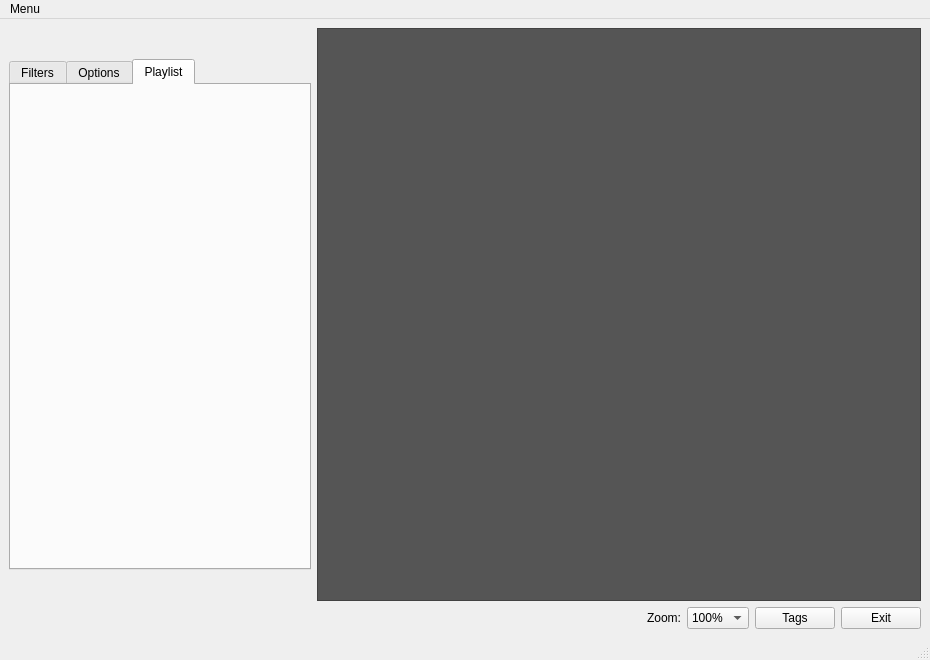
Old version of the form trunk/src/MainWindow_beta.ui in the repository andrecaribe/yamo2a.
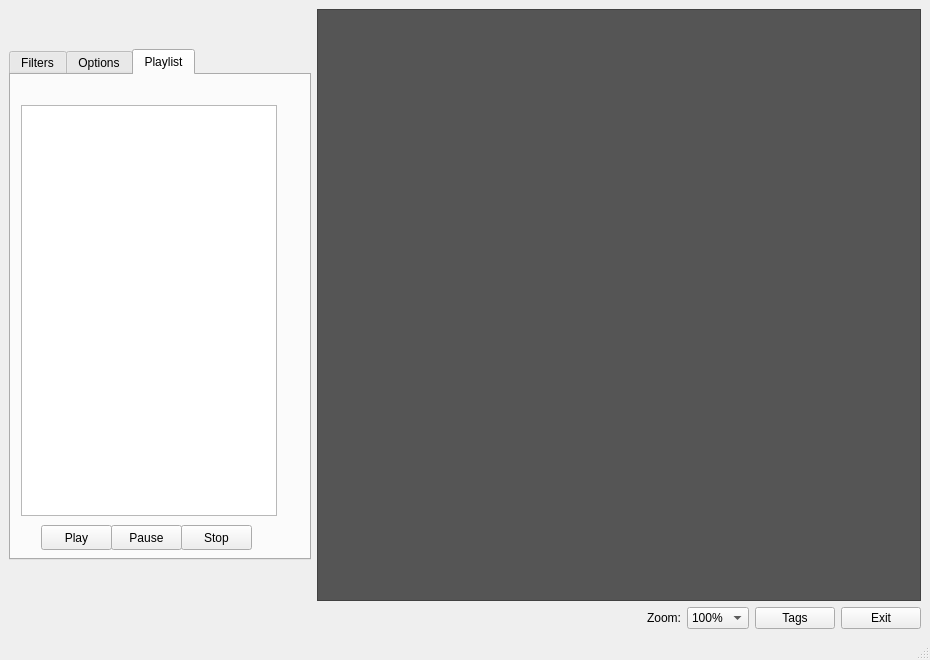
New version of the form. The open tabs and pages were chosen to show the change.

Patch:
```diff
--- a/trunk/src/MainWindow_beta.ui
+++ b/trunk/src/MainWindow_beta.ui
@@ -385,6 +385,55 @@
        <attribute name="title">
         <string>Playlist</string>
        </attribute>
+       <widget class="QListWidget" name="lstPlaylist">
+        <property name="geometry">
+         <rect>
+          <x>10</x>
+          <y>30</y>
+          <width>256</width>
+          <height>411</height>
+         </rect>
+        </property>
+       </widget>
+       <widget class="QPushButton" name="btnPlay">
+        <property name="geometry">
+         <rect>
+          <x>30</x>
+          <y>450</y>
+          <width>71</width>
+          <height>25</height>
+         </rect>
+        </property>
+        <property name="text">
+         <string>Play</string>
+        </property>
+       </widget>
+       <widget class="QPushButton" name="btnPause">
+        <property name="geometry">
+         <rect>
+          <x>100</x>
+          <y>450</y>
+          <width>71</width>
+          <height>25</height>
+         </rect>
+        </property>
+        <property name="text">
+         <string>Pause</string>
+        </property>
+       </widget>
+       <widget class="QPushButton" name="btnStop">
+        <property name="geometry">
+         <rect>
+          <x>170</x>
+          <y>450</y>
+          <width>71</width>
+          <height>25</height>
+         </rect>
+        </property>
+        <property name="text">
+         <string>Stop</string>
+        </property>
+       </widget>
       </widget>
      </widget>
     </item>
@@ -411,7 +460,7 @@
        </rectf>
       </property>
       <property name="alignment">
-       <set>Qt::AlignLeading|Qt::AlignLeft|Qt::AlignTop</set>
+       <set>Qt::AlignCenter</set>
       </property>
       <property name="renderHints">
        <set>QPainter::Antialiasing|QPainter::TextAntialiasing</set>
@@ -495,15 +544,9 @@
      <x>0</x>
      <y>0</y>
      <width>930</width>
-     <height>23</height>
+     <height>24</height>
     </rect>
    </property>
-   <widget class="QMenu" name="menuMenu">
-    <property name="title">
-     <string>Menu</string>
-    </property>
-   </widget>
-   <addaction name="menuMenu"/>
   </widget>
   <widget class="QStatusBar" name="statusbar"/>
  </widget>
```
Left out of the diff: 6 changed lines with no effect on the pictures.
